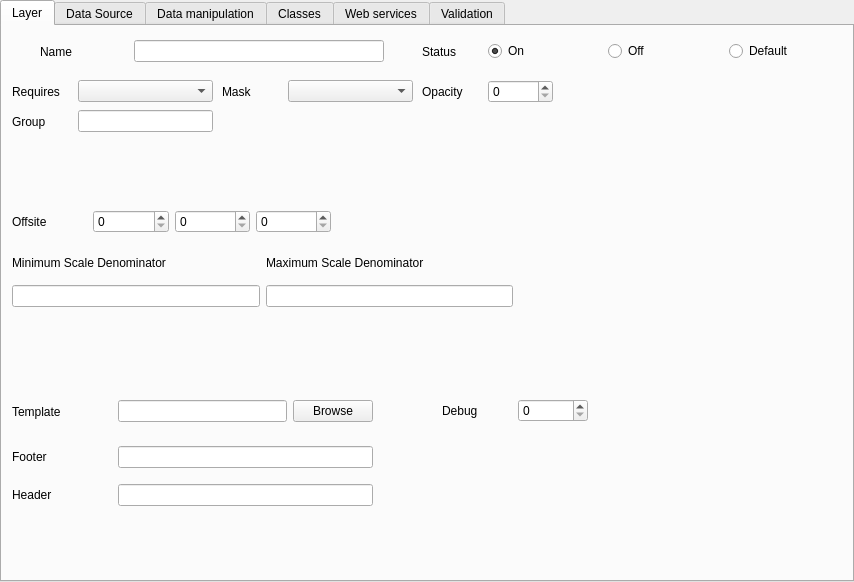
Qt form layersettingsraster.ui (QMapfileEditor/QMapfileEditor) before a commit.
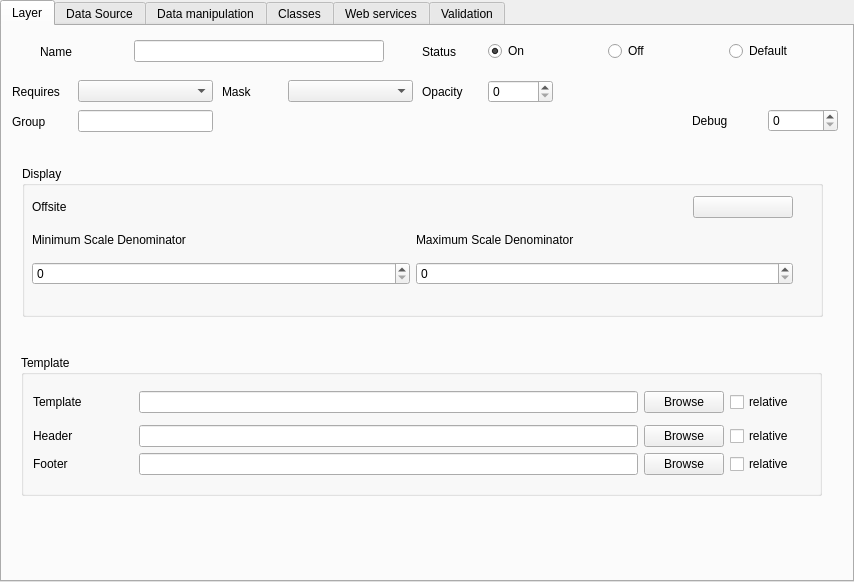
The same form after that commit. Icons and pictures are not drawn.

Commit message: Move offsite field to one color button, change scale input to QSpinBox, add relative checkbox for all browser button (aka template, footer and header), change order of header and footer field, get projection parameter out of raster and vector layer settings to a single widget

What changed in the file:
```diff
--- a/layersettingsraster.ui
+++ b/layersettingsraster.ui
@@ -29,51 +29,11 @@
    <attribute name="title">
     <string>Layer</string>
    </attribute>
-   <widget class="QWidget" name="horizontalLayoutWidget_22">
-    <property name="geometry">
-     <rect>
-      <x>10</x>
-      <y>220</y>
-      <width>501</width>
-      <height>61</height>
-     </rect>
-    </property>
-    <layout class="QHBoxLayout" name="scaleLayout">
-     <item>
-      <layout class="QVBoxLayout" name="minScaleLayout">
-       <item>
-        <widget class="QLabel" name="mf_minScaleDenom_label">
-         <property name="text">
-          <string>Minimum Scale Denominator</string>
-         </property>
-        </widget>
-       </item>
-       <item>
-        <widget class="QLineEdit" name="mf_minScaleDenom_edit"/>
-       </item>
-      </layout>
-     </item>
-     <item>
-      <layout class="QVBoxLayout" name="maxScaleLayout">
-       <item>
-        <widget class="QLabel" name="mf_maxScaleDenom_label">
-         <property name="text">
-          <string>Maximum Scale Denominator</string>
-         </property>
-        </widget>
-       </item>
-       <item>
-        <widget class="QLineEdit" name="mf_maxScaleDenom_edit"/>
-       </item>
-      </layout>
-     </item>
-    </layout>
-   </widget>
    <widget class="QWidget" name="horizontalLayoutWidget_2">
     <property name="geometry">
      <rect>
-      <x>440</x>
-      <y>370</y>
+      <x>690</x>
+      <y>80</y>
       <width>146</width>
       <height>29</height>
      </rect>
@@ -95,7 +55,7 @@
      </item>
     </layout>
    </widget>
-   <widget class="QWidget" name="">
+   <widget class="QWidget" name="layoutWidget">
     <property name="geometry">
      <rect>
       <x>10</x>
@@ -142,7 +102,7 @@
      </item>
     </layout>
    </widget>
-   <widget class="QWidget" name="">
+   <widget class="QWidget" name="layoutWidget">
     <property name="geometry">
      <rect>
       <x>420</x>
@@ -197,7 +157,7 @@
      </item>
     </layout>
    </widget>
-   <widget class="QWidget" name="">
+   <widget class="QWidget" name="layoutWidget">
     <property name="geometry">
      <rect>
       <x>420</x>
@@ -238,7 +198,7 @@
      </item>
     </layout>
    </widget>
-   <widget class="QWidget" name="">
+   <widget class="QWidget" name="layoutWidget">
     <property name="geometry">
      <rect>
       <x>10</x>
@@ -276,7 +236,7 @@
      </item>
     </layout>
    </widget>
-   <widget class="QWidget" name="">
+   <widget class="QWidget" name="layoutWidget">
     <property name="geometry">
      <rect>
       <x>220</x>
@@ -314,56 +274,7 @@
      </item>
     </layout>
    </widget>
-   <widget class="QWidget" name="">
-    <property name="geometry">
-     <rect>
-      <x>10</x>
-      <y>180</y>
-      <width>319</width>
-      <height>31</height>
-     </rect>
-    </property>
-    <layout class="QHBoxLayout" name="horizontalLayout_26">
-     <item>
-      <widget class="QLabel" name="mf_offsite_label">
-       <property name="text">
-        <string>Offsite</string>
-       </property>
-      </widget>
-     </item>
-     <item>
-      <widget class="QSpinBox" name="mf_offsiteRed_box">
-       <property name="enabled">
-        <bool>true</bool>
-       </property>
-       <property name="maximum">
-        <number>250</number>
-       </property>
-      </widget>
-     </item>
-     <item>
-      <widget class="QSpinBox" name="mf_offsiteGreen_box">
-       <property name="enabled">
-        <bool>true</bool>
-       </property>
-       <property name="maximum">
-        <number>250</number>
-       </property>
-      </widget>
-     </item>
-     <item>
-      <widget class="QSpinBox" name="mf_offsiteBlue_box">
-       <property name="enabled">
-        <bool>true</bool>
-       </property>
-       <property name="maximum">
-        <number>250</number>
-       </property>
-      </widget>
-     </item>
-    </layout>
-   </widget>
-   <widget class="QWidget" name="">
+   <widget class="QWidget" name="layoutWidget">
     <property name="geometry">
      <rect>
       <x>10</x>
@@ -397,110 +308,273 @@
      </item>
     </layout>
    </widget>
-   <widget class="QWidget" name="horizontalLayoutWidget_9">
+   <widget class="QGroupBox" name="layer_dispaly_group">
     <property name="geometry">
      <rect>
-      <x>10</x>
-      <y>370</y>
-      <width>361</width>
-      <height>31</height>
+      <x>20</x>
+      <y>140</y>
+      <width>801</width>
+      <height>151</height>
      </rect>
     </property>
-    <layout class="QHBoxLayout" name="horizontalLayout_34">
-     <item>
-      <widget class="QLabel" name="mf_template_label">
-       <property name="minimumSize">
-        <size>
-         <width>100</width>
-         <height>0</height>
-        </size>
-       </property>
-       <property name="maximumSize">
-        <size>
-         <width>100</width>
-         <height>16777215</height>
-        </size>
-       </property>
-       <property name="text">
-        <string>Template</string>
-       </property>
-      </widget>
-     </item>
-     <item>
-      <widget class="QLineEdit" name="mf_template_edit"/>
-     </item>
-     <item>
-      <widget class="QPushButton" name="mf_template_button">
-       <property name="text">
-        <string>Browse</string>
-       </property>
-      </widget>
-     </item>
-    </layout>
+    <property name="locale">
+     <locale language="English" country="UnitedStates"/>
+    </property>
+    <property name="title">
+     <string>Display</string>
+    </property>
+    <property name="flat">
+     <bool>true</bool>
+    </property>
+    <widget class="QWidget" name="verticalLayoutWidget">
+     <property name="geometry">
+      <rect>
+       <x>10</x>
+       <y>30</y>
+       <width>761</width>
+       <height>89</height>
+      </rect>
+     </property>
+     <layout class="QVBoxLayout" name="verticalLayout">
+      <item>
+       <layout class="QHBoxLayout" name="horizontalLayout_26">
+        <item>
+         <widget class="QLabel" name="mf_offsite_label">
+          <property name="text">
+           <string>Offsite</string>
+          </property>
+         </widget>
+        </item>
+        <item>
+         <widget class="QPushButton" name="mf_layer_offsite">
+          <property name="minimumSize">
+           <size>
+            <width>100</width>
+            <height>0</height>
+           </size>
+          </property>
+          <property name="maximumSize">
+           <size>
+            <width>100</width>
+            <height>16777215</height>
+           </size>
+          </property>
+          <property name="autoFillBackground">
+           <bool>false</bool>
+          </property>
+          <property name="text">
+           <string/>
+          </property>
+          <property name="default">
+           <bool>false</bool>
+          </property>
+          <property name="flat">
+           <bool>false</bool>
+          </property>
+         </widget>
+        </item>
+       </layout>
+      </item>
+      <item>
+       <layout class="QHBoxLayout" name="scaleLayout">
+        <item>
+         <layout class="QVBoxLayout" name="minScaleLayout">
+          <item>
+           <widget class="QLabel" name="mf_minScaleDenom_label">
+            <property name="text">
+             <string>Minimum Scale Denominator</string>
+            </property>
+           </widget>
+          </item>
+          <item>
+           <widget class="QSpinBox" name="mf_minScaleDenom_edit">
+            <property name="accelerated">
+             <bool>true</bool>
+            </property>
+            <property name="maximum">
+             <number>1000000000</number>
+            </property>
+           </widget>
+          </item>
+         </layout>
+        </item>
+        <item>
+         <layout class="QVBoxLayout" name="maxScaleLayout">
+          <item>
+           <widget class="QLabel" name="mf_maxScaleDenom_label">
+            <property name="text">
+             <string>Maximum Scale Denominator</string>
+            </property>
+           </widget>
+          </item>
+          <item>
+           <widget class="QSpinBox" name="mf_maxScaleDenom_edit">
+            <property name="wrapping">
+             <bool>false</bool>
+            </property>
+            <property name="accelerated">
+             <bool>true</bool>
+            </property>
+            <property name="maximum">
+             <number>1000000000</number>
+            </property>
+           </widget>
+          </item>
+         </layout>
+        </item>
+       </layout>
+      </item>
+     </layout>
+    </widget>
    </widget>
-   <widget class="QWidget" name="verticalLayoutWidget_4">
+   <widget class="QGroupBox" name="groupBox">
     <property name="geometry">
      <rect>
-      <x>10</x>
-      <y>410</y>
-      <width>361</width>
-      <height>80</height>
+      <x>19</x>
+      <y>329</y>
+      <width>801</width>
+      <height>141</height>
      </rect>
     </property>
-    <layout class="QVBoxLayout" name="verticalLayout_4">
-     <item>
-      <layout class="QHBoxLayout" name="horizontalLayout_11">
-       <item>
-        <widget class="QLabel" name="mf_footer_label">
-         <property name="minimumSize">
-          <size>
-           <width>100</width>
-           <height>0</height>
-          </size>
-         </property>
-         <property name="maximumSize">
-          <size>
-           <width>100</width>
-           <height>16777215</height>
-          </size>
-         </property>
-         <property name="text">
-          <string>Footer</string>
-         </property>
-        </widget>
-       </item>
-       <item>
-        <widget class="QLineEdit" name="mf_footer_value"/>
-       </item>
-      </layout>
-     </item>
-     <item>
-      <layout class="QHBoxLayout" name="horizontalLayout_10">
-       <item>
-        <widget class="QLabel" name="mf_header_label">
-         <property name="minimumSize">
-          <size>
-           <width>100</width>
-           <height>0</height>
-          </size>
-         </property>
-         <property name="maximumSize">
-          <size>
-           <width>100</width>
-           <height>16777215</height>
-          </size>
-         </property>
-         <property name="text">
-          <string>Header</string>
-         </property>
-        </widget>
-       </item>
-       <item>
-        <widget class="QLineEdit" name="mf_header_value"/>
-       </item>
-      </layout>
-     </item>
-    </layout>
+    <property name="title">
+     <string>Template</string>
+    </property>
+    <widget class="QWidget" name="verticalLayoutWidget_5">
+     <property name="geometry">
+      <rect>
+       <x>12</x>
+       <y>30</y>
+       <width>761</width>
+       <height>97</height>
+      </rect>
+     </property>
+     <layout class="QVBoxLayout" name="verticalLayout_7">
+      <item>
+       <layout class="QHBoxLayout" name="horizontalLayout_34">
+        <item>
+         <widget class="QLabel" name="mf_template_label">
+          <property name="minimumSize">
+           <size>
+            <width>100</width>
+            <height>0</height>
+           </size>
+          </property>
+          <property name="maximumSize">
+           <size>
+            <width>100</width>
+            <height>16777215</height>
+           </size>
+          </property>
+          <property name="text">
+           <string>Template</string>
+          </property>
+         </widget>
+        </item>
+        <item>
+         <widget class="QLineEdit" name="mf_template_edit"/>
+        </item>
+        <item>
+         <widget class="QPushButton" name="mf_template_button">
+          <property name="text">
+           <string>Browse</string>
+          </property>
+         </widget>
+        </item>
+        <item>
+         <widget class="QCheckBox" name="mf_layer_template_relative">
+          <property name="text">
+           <string>relative</string>
+          </property>
+         </widget>
+        </item>
+       </layout>
+      </item>
+      <item>
+       <layout class="QVBoxLayout" name="verticalLayout_4">
+        <item>
+         <layout class="QHBoxLayout" name="horizontalLayout_10">
+          <item>
+           <widget class="QLabel" name="mf_header_label">
+            <property name="minimumSize">
+             <size>
+              <width>100</width>
+              <height>0</height>
+             </size>
+            </property>
+            <property name="maximumSize">
+             <size>
+              <width>100</width>
+              <height>16777215</height>
+             </size>
+            </property>
+            <property name="text">
+             <string>Header</string>
+            </property>
+           </widget>
+          </item>
+          <item>
+           <widget class="QLineEdit" name="mf_header_value"/>
+          </item>
+          <item>
+           <widget class="QPushButton" name="mf_header_button">
+            <property name="text">
+             <string>Browse</string>
+            </property>
+           </widget>
+          </item>
+          <item>
+           <widget class="QCheckBox" name="mf_layer_header_relative">
+            <property name="text">
+             <string>relative</string>
+            </property>
+           </widget>
+          </item>
+         </layout>
+        </item>
+        <item>
+         <layout class="QHBoxLayout" name="horizontalLayout_11">
+          <item>
+           <widget class="QLabel" name="mf_footer_label">
+            <property name="minimumSize">
+             <size>
+              <width>100</width>
+              <height>0</height>
+             </size>
+            </property>
+            <property name="maximumSize">
+             <size>
+              <width>100</width>
+              <height>16777215</height>
+             </size>
+            </property>
+            <property name="text">
+             <string>Footer</string>
+            </property>
+           </widget>
+          </item>
+          <item>
+           <widget class="QLineEdit" name="mf_footer_value"/>
+          </item>
+          <item>
+           <widget class="QPushButton" name="mf_footer_button">
+            <property name="text">
+             <string>Browse</string>
+            </property>
+           </widget>
+          </item>
+          <item>
+           <widget class="QCheckBox" name="mf_layer_footer_relative">
+            <property name="text">
+             <string>relative</string>
+            </property>
+           </widget>
+          </item>
+         </layout>
+        </item>
+       </layout>
+      </item>
+     </layout>
+    </widget>
    </widget>
   </widget>
   <widget class="QWidget" name="datasourceTab">
```
Left out of the diff: 196 changed lines with no effect on the pictures. The commit also changes 3 other files.
